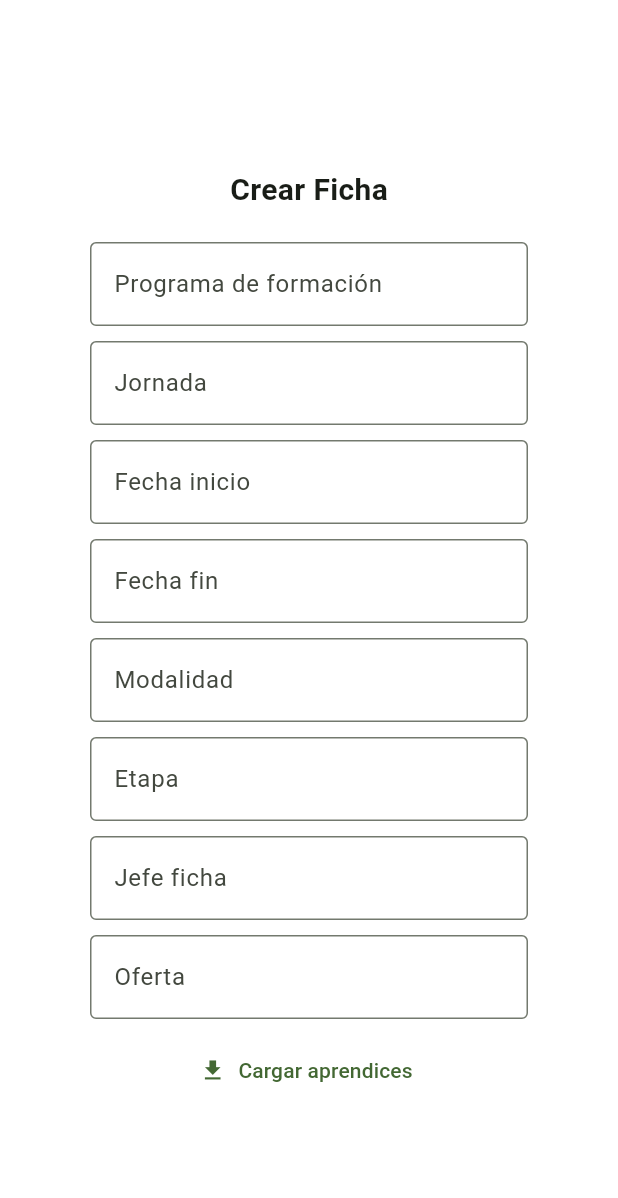
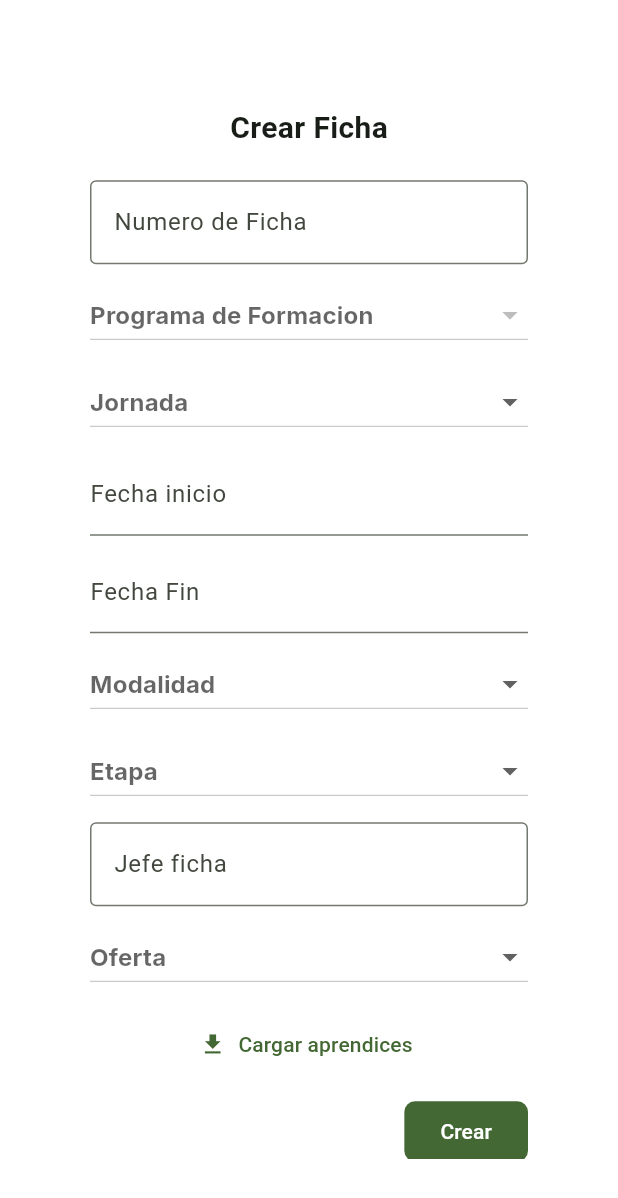
Before and after one commit to CarlosAriasLK/MyntoraApp, a Flutter app: the CustomCreatingModal widget shown alone on an empty page, opened directly, on a phone screen of 412 x 824 dp. Shown: the top 1198 px of the screen. Run offline on Flutter 3.47's test engine with Material 3 defaults, Android fonts, the phone set to English and light mode, and no system bars; drawn by our look-alikes of date_field; our stand-ins replace dio, file_picker, flutter_dotenv, flutter_riverpod, go_router, google_fonts and 2 more; accounts and stored records are empty; generated files the repository leaves out were written again; network calls fail.

Commit message:
Validaciones y creacion de fichas

```diff
--- a/lib/config/theme/app_theme.dart
+++ b/lib/config/theme/app_theme.dart
@@ -35,6 +35,11 @@ class AppTheme {
       color: scaffoldBackgroundColor,
       titleTextStyle: GoogleFonts.inter()
         .copyWith( fontSize: 25, fontWeight: FontWeight.bold, color: Colors.black ),
+    ),
+
+    snackBarTheme: SnackBarThemeData(
+      behavior: SnackBarBehavior.floating,
+      insetPadding: EdgeInsets.symmetric(horizontal: 15, vertical: 10)
     )
 
   );
--- a/lib/features/fichas/infrastructure/datasources/fichas_datasource_impl.dart
+++ b/lib/features/fichas/infrastructure/datasources/fichas_datasource_impl.dart
@@ -97,7 +97,7 @@ class FichasDatasourceImpl extends FichasDatasource{
         options: Options(
           headers: {
             'x-token': token,
-            'Content/Type': 'multipart/form-data'
+            'Content-Type': 'multipart/form-data'
           }
         )
       );
--- a/lib/features/fichas/presentation/providers/fichas_provider.dart
+++ b/lib/features/fichas/presentation/providers/fichas_provider.dart
@@ -10,7 +10,7 @@ import 'package:riverpod_annotation/riverpod_annotation.dart';
 
 part 'fichas_provider.g.dart';
 
-@riverpod
+@Riverpod(keepAlive: true)
 class Fichas extends _$Fichas {
   late final String token;
   late final FichasRepository repositoryImpl;
@@ -76,14 +76,14 @@ class Fichas extends _$Fichas {
 
 
   Future<void> createFicha( Ficha ficha, File aprendices ) async{
-
+    state = state.copyWith(isLoading: true);
     try {
       await repositoryImpl.createFicha(token, ficha, aprendices);
       showFichas();
 
     } on CustomError catch (e) {
       state = state.copyWith(errorMessage: e.errorMessage, isLoading: false);
-      throw Exception('Error: $e');
+      throw Exception('Error: ${e.errorMessage}');
     } catch (e) {
       throw Exception('Error: $e');
     }
--- a/lib/features/fichas/presentation/widgets/custom_creating_modal.dart
+++ b/lib/features/fichas/presentation/widgets/custom_creating_modal.dart
@@ -6,7 +6,9 @@ import 'package:intl/intl.dart';
 import 'package:flutter/material.dart';
 import 'package:myntora_app/features/fichas/domain/domain.dart';
 import 'package:myntora_app/features/fichas/presentation/presentation.dart';
+import 'package:myntora_app/features/programas/presentation/providers/programa_provider.dart';
 import 'package:myntora_app/features/shared/infrastructure/services/file_picker.dart';
+import 'package:date_field/date_field.dart';
 
 class CustomCreatingModal extends ConsumerStatefulWidget {
   const CustomCreatingModal({super.key});
@@ -16,16 +18,18 @@ class CustomCreatingModal extends ConsumerStatefulWidget {
 
 class CustomCreatingModalState extends ConsumerState<CustomCreatingModal> {
 
+  final _formKey = GlobalKey<FormState>();
   final idFichaController = TextEditingController();
-  final idProgramaController = TextEditingController();
-  final jornadaController = TextEditingController();
-  final inicioController = TextEditingController();
-  final finController = TextEditingController();
-  final modalidadController = TextEditingController();
-  final etapaController = TextEditingController();
   final jefeController = TextEditingController();
-  final ofertaController = TextEditingController();
-  final _formKey = GlobalKey<FormState>();
+
+  String? idProgramaController;
+  String? jornadaController;
+  String? modalidadController;
+  String? etapaController;
+  String? ofertaController;
+
+  DateTime? inicioController;
+  DateTime? finController;
 
   final fileAdapter = FilePickerAdapter();
   File? _selectedFile;
@@ -43,12 +47,24 @@ class CustomCreatingModalState extends ConsumerState<CustomCreatingModal> {
 
   @override
   Widget build(BuildContext context) {
+
+
+    final programasState = ref.watch(programasProvider);
+
+    final idProgramas = programasState.programas?.map((programa) {
+      return DropdownMenuItem(
+        value: programa.id.toString(),
+        child: Text(programa.nombre, style: TextStyle(fontSize: 16),)
+      );
+    }).toList() ?? [];
+
+
     final size = MediaQuery.of(context).size;
 
     return Dialog(
       backgroundColor: Colors.white,
       child: SizedBox(
-        height: size.height * 0.8,
+        height: size.height * 0.9,
         child: Padding(
           padding: const EdgeInsets.symmetric(horizontal: 20, vertical: 10),
           child: SingleChildScrollView(
@@ -68,9 +84,9 @@ class CustomCreatingModalState extends ConsumerState<CustomCreatingModal> {
                       Padding(
                         padding: const EdgeInsets.only(bottom: 10),
                         child: TextFormField(
-                          controller: idProgramaController,
+                          controller: idFichaController,
                           decoration: InputDecoration(
-                              labelText: 'Programa de formación',
+                              labelText: 'Numero de Ficha',
                               border: OutlineInputBorder(),
                           ),
                           validator: (value) {
@@ -85,15 +101,72 @@ class CustomCreatingModalState extends ConsumerState<CustomCreatingModal> {
 
                       Padding(
                         padding: const EdgeInsets.only(bottom: 10),
-                        child: TextFormField(
-                          controller: jornadaController,
-                          decoration: InputDecoration(
-                              labelText: 'Jornada',
-                              border: OutlineInputBorder()
+                        child: CustomDropdown(
+                          selectedItem: idProgramaController,
+                          items: idProgramas,
+                          hintText: 'Programa de Formacion',
+                          onChanged: (value) {
+                            setState(() {
+                              idProgramaController = value;
+                            });
+                          },
+                        )
+                      ),
+
+                      Padding(
+                        padding: const EdgeInsets.only(bottom: 10),
+                        child: CustomDropdown(
+                          selectedItem: jornadaController,
+                          hintText: 'Jornada',
+                          items: [
+                            DropdownMenuItem(value: 'Diurna', child: Text('Diurna', style: TextStyle(fontSize: 16),)),
+                            DropdownMenuItem(value: 'Tarde', child: Text('Tarde', style: TextStyle(fontSize: 16))),
+                            DropdownMenuItem(value: 'Noche', child: Text('Noche', style: TextStyle(fontSize: 16))),
+                          ],
+                          onChanged: (value) {
+                            setState(() {
+                              jornadaController = value;
+                            });
+                          },
+                        ),
+                      ),
+
+
+                      Padding(
+                        padding: const EdgeInsets.only(bottom: 10),
+                        child: DateTimeFormField(
+                          mode: DateTimeFieldPickerMode.date,
+                          style: TextStyle(fontSize: 16, color: Colors.black),
+                          decoration: const InputDecoration(
+                            labelText: 'Fecha inicio',
                           ),
+                          onChanged: (DateTime? value) {
+                            inicioController = value;
+                          },
                           validator: (value) {
-                            if(value == null || value.isEmpty ) {
-                              return 'El campo es requerido';
+                            if( value == null  ) {
+                              return 'El campo es requeridio';
+                            }
+                            return null;
+                          },
+                        ),
+                      ),
+
+                      Padding(
+                        padding: const EdgeInsets.only(bottom: 10),
+                        child: DateTimeFormField(
+                          mode: DateTimeFieldPickerMode.date,
+
+                          style: TextStyle(fontSize: 16, color: Colors.black),
+                          decoration: const InputDecoration(
+                            labelText: 'Fecha Fin',
+                          ),
+                          onChanged: (DateTime? value) {
+                            finController = value;
+                          },
+                          validator: (value) {
+                            if( value == null  ) {
+                              return 'El campo es requeridio';
                             }
                             return null;
                           },
@@ -103,73 +176,37 @@ class CustomCreatingModalState extends ConsumerState<CustomCreatingModal> {
 
                       Padding(
                         padding: const EdgeInsets.only(bottom: 10),
-                        child: TextFormField(
-                          controller: inicioController,
-                          decoration: InputDecoration(
-                              labelText: 'Fecha inicio',
-                              border: OutlineInputBorder()
-                          ),
-                          validator: (value) {
-                            if(value == null || value.isEmpty ) {
-                              return 'El campo es requerido';
-                            }
-                            return null;
+                        child: CustomDropdown(
+                          selectedItem: modalidadController,
+                          hintText: 'Modalidad',
+                          items: [
+                            DropdownMenuItem(value: 'Presencial', child: Text('Presencial', style: TextStyle(fontSize: 16),)),
+                            DropdownMenuItem(value: 'Virtual', child: Text('Virtual', style: TextStyle(fontSize: 16))),
+                          ],
+                          onChanged: (value) {
+                            setState(() {
+                              modalidadController = value;
+                            });
                           },
-                        ),
+                        )
                       ),
 
 
                       Padding(
                         padding: const EdgeInsets.only(bottom: 10),
-                        child: TextFormField(
-                          controller: finController,
-                          decoration: InputDecoration(
-                              labelText: 'Fecha fin',
-                              border: OutlineInputBorder()
-                          ),
-                          validator: (value) {
-                            if(value == null || value.isEmpty ) {
-                              return 'El campo es requerido';
-                            }
-                            return null;
+                        child: CustomDropdown(
+                          selectedItem: etapaController,
+                          hintText: 'Etapa',
+                          items: [
+                            DropdownMenuItem(value: 'Lectiva', child: Text('Lectiva', style: TextStyle(fontSize: 16),)),
+                            DropdownMenuItem(value: 'Productiva', child: Text('Productiva', style: TextStyle(fontSize: 16))),
+                          ],
+                          onChanged: (value) {
+                            setState(() {
+                              etapaController = value;
+                            });
                           },
-                        ),
-                      ),
-
-
-                      Padding(
-                        padding: const EdgeInsets.only(bottom: 10),
-                        child: TextFormField(
-                          controller: modalidadController,
-                          decoration: InputDecoration(
-                              labelText: 'Modalidad',
-                              border: OutlineInputBorder()
-                          ),
-                          validator: (value) {
-                            if(value == null || value.isEmpty ) {
-                              return 'El campo es requerido';
-                            }
-                            return null;
-                          },
-                        ),
-                      ),
-
-
-                      Padding(
-                        padding: const EdgeInsets.only(bottom: 10),
-                        child: TextFormField(
-                          controller: etapaController,
-                          decoration: InputDecoration(
-                              labelText: 'Etapa',
-                              border: OutlineInputBorder()
-                          ),
-                          validator: (value) {
-                            if(value == null || value.isEmpty ) {
-                              return 'El campo es requerido';
-                            }
-                            return null;
-                          },
-                        ),
+                        )
                       ),
 
 
@@ -193,19 +230,19 @@ class CustomCreatingModalState extends ConsumerState<CustomCreatingModal> {
 
                       Padding(
                         padding: const EdgeInsets.only(bottom: 10),
-                        child: TextFormField(
-                          controller: ofertaController,
-                          decoration: InputDecoration(
-                              labelText: 'Oferta',
-                              border: OutlineInputBorder()
-                          ),
-                          validator: (value) {
-                            if(value == null || value.isEmpty ) {
-                              return 'El campo es requerido';
-                            }
-                            return null;
+                        child: CustomDropdown(
+                          selectedItem: ofertaController,
+                          hintText: 'Oferta',
+                          items: [
+                            DropdownMenuItem(value: 'Cerrada', child: Text('Cerrada', style: TextStyle(fontSize: 16),)),
+                            DropdownMenuItem(value: 'Abierta', child: Text('Abierta', style: TextStyle(fontSize: 16))),
+                          ],
+                          onChanged: (value) {
+                            setState(() {
+                              ofertaController = value;
+                            });
                           },
-                        ),
+                        )
                       ),
 
                       Padding(
@@ -230,14 +267,14 @@ class CustomCreatingModalState extends ConsumerState<CustomCreatingModal> {
                             : (){
                               final nuevaFicha = Ficha(
                                 id: int.tryParse( idFichaController.text ) ?? 0,
-                                idProgramaFormacion: int.tryParse(idProgramaController.text) ?? 0,
-                                jornada: jornadaController.text,
-                                fechaInicio: DateTime.tryParse(inicioController.text) ?? DateTime.now(),
-                                fechaFin: DateTime.tryParse(finController.text) ?? DateTime.now(),
-                                modalidad: modalidadController.text,
-                                etapa: etapaController.text,
+                                idProgramaFormacion: int.tryParse(idProgramaController ?? '') ?? 0,
+                                jornada: jornadaController ?? '',
+                                fechaInicio: inicioController ?? DateTime.now(),
+                                fechaFin: finController ?? DateTime.now(),
+                                modalidad: modalidadController ?? '',
+                                etapa: etapaController ?? '',
                                 jefeFicha: jefeController.text,
-                                oferta: ofertaController.text,
+                                oferta: ofertaController ?? '',
                               );
 
                               if( _formKey.currentState!.validate() ){
@@ -259,3 +296,53 @@ class CustomCreatingModalState extends ConsumerState<CustomCreatingModal> {
     );
   }
 }
+
+
+
+class CustomDropdown extends StatefulWidget {
+  final List<DropdownMenuItem<String>> items;
+  final String? selectedItem;
+  final String hintText;
+  final ValueChanged<String?> onChanged;
+
+  const CustomDropdown({
+    super.key,
+    required this.items,
+    required this.hintText,
+    this.selectedItem,
+    required this.onChanged,
+  });
+
+  @override
+  State<CustomDropdown> createState() => _CustomDropdownState();
+}
+
+class _CustomDropdownState extends State<CustomDropdown> {
+  String? _selectedValue;
+
+  @override
+  void initState() {
+    super.initState();
+    _selectedValue = widget.selectedItem;
+  }
+
+  @override
+  Widget build(BuildContext context) {
+    final size = MediaQuery.of(context).size;
+    return SizedBox(
+      width: size.width * 1,
+      child: DropdownButton(
+        isExpanded: true,
+        hint: Text(widget.hintText, style: TextStyle(fontSize: 16)),
+        items: widget.items,
+        value: _selectedValue,
+        onChanged: (String? value) {
+          setState(() {
+            _selectedValue = value;
+          });
+          widget.onChanged(value);
+        },
+      ),
+    );
+  }
+}
--- a/lib/features/programas/presentation/providers/programa_provider.dart
+++ b/lib/features/programas/presentation/providers/programa_provider.dart
@@ -10,7 +10,7 @@ import 'package:riverpod_annotation/riverpod_annotation.dart';
 
 part 'programa_provider.g.dart';
 
-@riverpod
+@Riverpod(keepAlive: true)
 class Programas extends _$Programas {
 
   late final ProgramaRepository programaRepository;
@@ -51,7 +51,7 @@ class Programas extends _$Programas {
 
 
   Future<void> createProgramas( String nombrePrograma, String nivelPrograma, File competenciasyresultados  ) async {
-
+    state = state.copyWith(isLoading: true);
     try {
       await programaRepository.createPrograma(token, nombrePrograma, nivelPrograma, competenciasyresultados);
       getProgramas();
--- a/lib/features/usuarios/presentation/providers/user_provider.dart
+++ b/lib/features/usuarios/presentation/providers/user_provider.dart
@@ -10,7 +10,7 @@ import 'package:riverpod_annotation/riverpod_annotation.dart';
 part 'user_provider.g.dart';
 
 
-@riverpod
+@Riverpod(keepAlive: true)
 class UsuarioProvider extends _$UsuarioProvider {
 
   late final String token;
--- a/pubspec.yaml
+++ b/pubspec.yaml
@@ -19,6 +19,7 @@ dependencies:
   intl: ^0.19.0
   riverpod_annotation: ^2.6.1
   file_picker: ^10.3.2
+  date_field: ^6.0.3+1
 
 dev_dependencies:
   build_runner: ^2.5.4
```
Also changed, not shown: lib/features/fichas/presentation/screens/fichas_screen.dart (+15 -1 lines), pubspec.lock.
